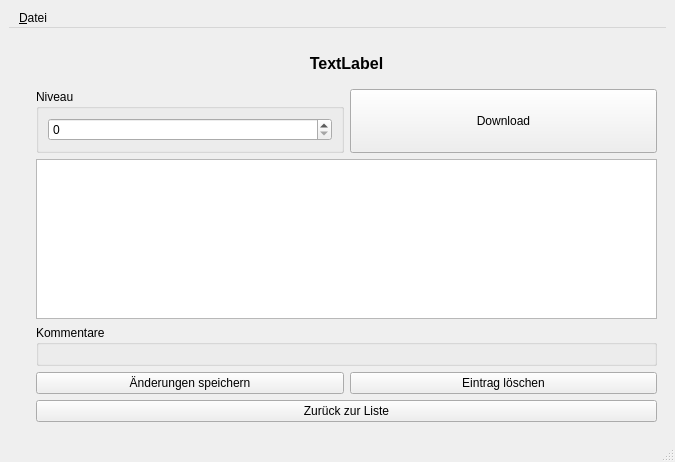
First picture: the form in main.ui, repository Fulgen301/ccan_viewer, before the edit.
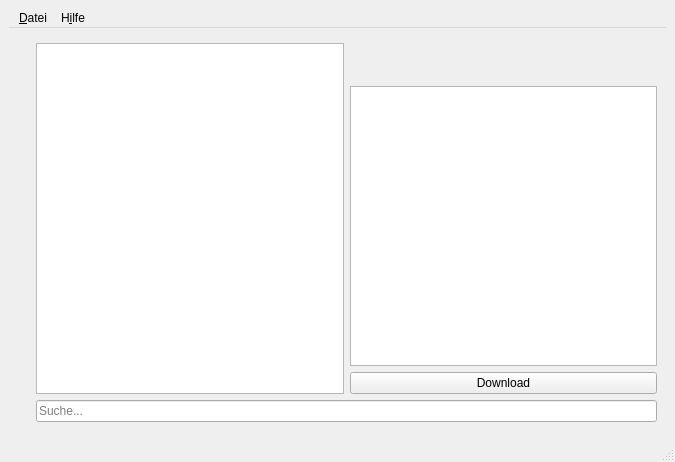
Second picture: the form after the edit. The open tabs and pages were chosen to show the change. Icons and pictures are not drawn.

Commit message: Relicense LarryViewer under the ISC license, change Qt bindings to PySide2

Diff of the .ui file:
```diff
--- a/main.ui
+++ b/main.ui
@@ -35,7 +35,14 @@
        <addaction name="actSettings"/>
        <addaction name="actUpload"/>
       </widget>
+      <widget class="QMenu" name="menuHilfe">
+       <property name="title">
+        <string>H&amp;ilfe</string>
+       </property>
+       <addaction name="actAboutQt"/>
+      </widget>
       <addaction name="menuDatei"/>
+      <addaction name="menuHilfe"/>
      </widget>
     </item>
     <item row="6" column="3">
@@ -74,7 +81,7 @@
            </font>
           </property>
           <property name="autoFillBackground">
-           <bool>true</bool>
+           <bool>false</bool>
           </property>
           <property name="text">
            <string/>
@@ -101,7 +108,7 @@
            </font>
           </property>
           <property name="autoFillBackground">
-           <bool>true</bool>
+           <bool>false</bool>
           </property>
           <property name="text">
            <string/>
@@ -111,120 +118,8 @@
           </property>
          </widget>
         </item>
-       </layout>
-      </widget>
-      <widget class="QWidget" name="pgEntry">
-       <layout class="QGridLayout" name="gridLayout_5">
-        <item row="0" column="1">
-         <layout class="QGridLayout" name="gridLayout_4">
-          <item row="5" column="0">
-           <widget class="QPushButton" name="e_btnUpdate">
-            <property name="text">
-             <string>Änderungen speichern</string>
-            </property>
-           </widget>
-          </item>
-          <item row="0" column="0" colspan="2">
-           <widget class="QLabel" name="e_lblTitle">
-            <property name="minimumSize">
-             <size>
-              <width>0</width>
-              <height>40</height>
-             </size>
-            </property>
-            <property name="font">
-             <font>
-              <pointsize>12</pointsize>
-              <weight>75</weight>
-              <bold>true</bold>
-             </font>
-            </property>
-            <property name="text">
-             <string>TextLabel</string>
-            </property>
-            <property name="alignment">
-             <set>Qt::AlignCenter</set>
-            </property>
-           </widget>
-          </item>
-          <item row="2" column="0" colspan="2">
-           <widget class="QTextBrowser" name="e_txtDescription">
-            <property name="readOnly">
-             <bool>true</bool>
-            </property>
-           </widget>
-          </item>
-          <item row="1" column="1">
-           <widget class="QPushButton" name="e_btnDownload">
-            <property name="sizePolicy">
-             <sizepolicy hsizetype="Minimum" vsizetype="Minimum">
-              <horstretch>0</horstretch>
-              <verstretch>0</verstretch>
-             </sizepolicy>
-            </property>
-            <property name="text">
-             <string>Download</string>
-            </property>
-            <property name="icon">
-             <iconset theme="download">
-              <normaloff>.</normaloff>.</iconset>
-            </property>
-            <property name="autoExclusive">
-             <bool>false</bool>
-            </property>
-            <property name="flat">
-             <bool>false</bool>
-            </property>
-           </widget>
-          </item>
-          <item row="4" column="0" colspan="2">
-           <widget class="QGroupBox" name="groupBox_2">
-            <property name="title">
-             <string>Kommentare</string>
-            </property>
-            <layout class="QGridLayout" name="gridLayout_7">
-             <item row="0" column="0">
-              <layout class="QGridLayout" name="e_layComments"/>
-             </item>
-            </layout>
-           </widget>
-          </item>
-          <item row="1" column="0">
-           <widget class="QGroupBox" name="groupBox">
-            <property name="minimumSize">
-             <size>
-              <width>0</width>
-              <height>0</height>
-             </size>
-            </property>
-            <property name="title">
-             <string>Niveau</string>
-            </property>
-            <layout class="QVBoxLayout" name="verticalLayout_2">
-             <item>
-              <widget class="QSpinBox" name="spnNiveau"/>
-             </item>
-             <item>
-              <layout class="QVBoxLayout" name="verticalLayout"/>
-             </item>
-            </layout>
-           </widget>
-          </item>
-          <item row="5" column="1">
-           <widget class="QPushButton" name="e_btnDelete">
-            <property name="text">
-             <string>Eintrag löschen</string>
-            </property>
-           </widget>
-          </item>
-          <item row="6" column="0" colspan="2">
-           <widget class="QPushButton" name="e_btnBack">
-            <property name="text">
-             <string>Zurück zur Liste</string>
-            </property>
-           </widget>
-          </item>
-         </layout>
+        <item row="2" column="1">
+         <layout class="QVBoxLayout" name="layGraphics"/>
         </item>
        </layout>
       </widget>
```
Left out of the diff: 22 changed lines with no effect on the pictures. The commit also changes 2 other files.
